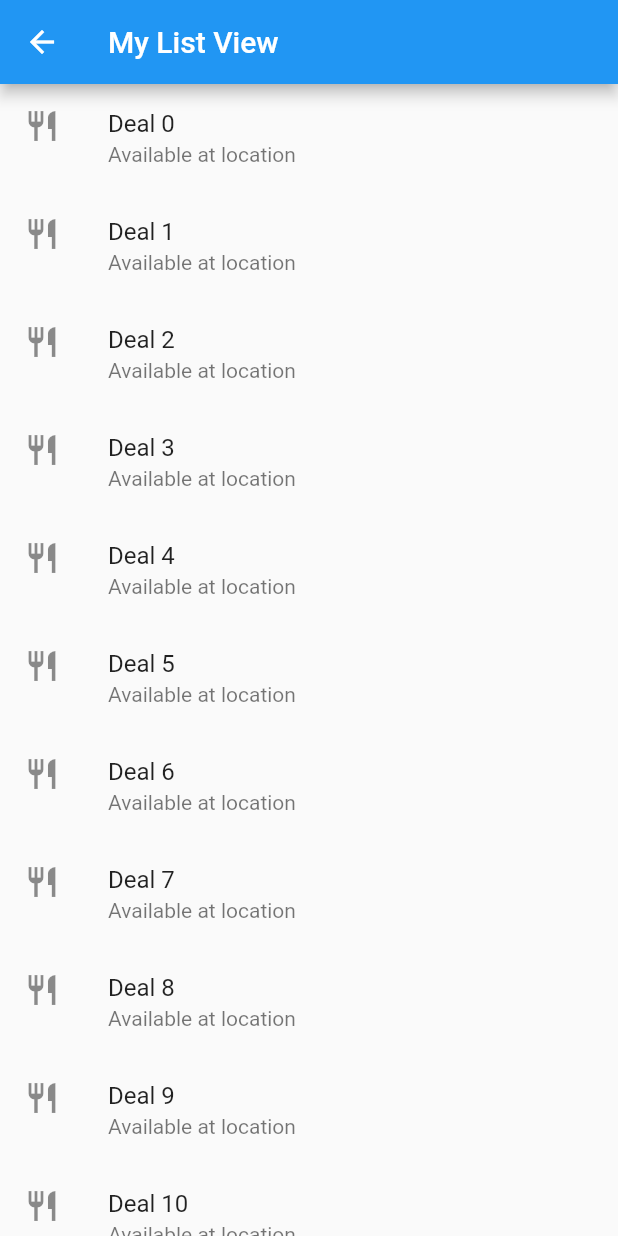
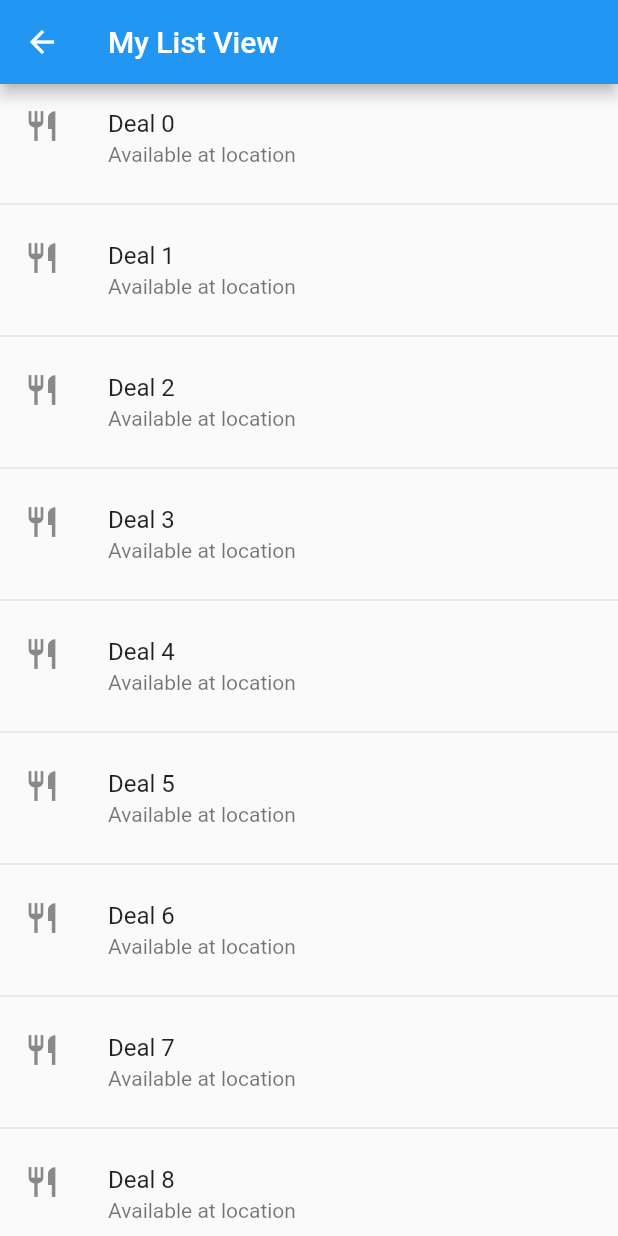
Before and after one commit to palowan-ach/flutter_native_perf, a Flutter app: the MyListView screen opened directly, on a phone screen of 412 x 824 dp. Run offline on Flutter 3.47's test engine with Material 2 defaults, Android fonts, the phone set to English and light mode, and no system bars; our stand-ins replace transparent_image, webview_flutter.

Commit message:
add dividers to the list view

```diff
--- a/lib/screens/listView.dart
+++ b/lib/screens/listView.dart
@@ -10,7 +10,7 @@ class MyListView extends StatelessWidget {
       appBar: AppBar(
         title: Text('My List View'),
       ),
-      body: ListView.builder(
+      body: ListView.separated(
         itemCount: items.length,
         itemBuilder: (context, index) {
           return ListTile(
@@ -26,6 +26,7 @@ class MyListView extends StatelessWidget {
             subtitle: Text('Available at location'),
           );
         },
+        separatorBuilder: (context, i) => Divider(),
       ),
     );
   }
```
